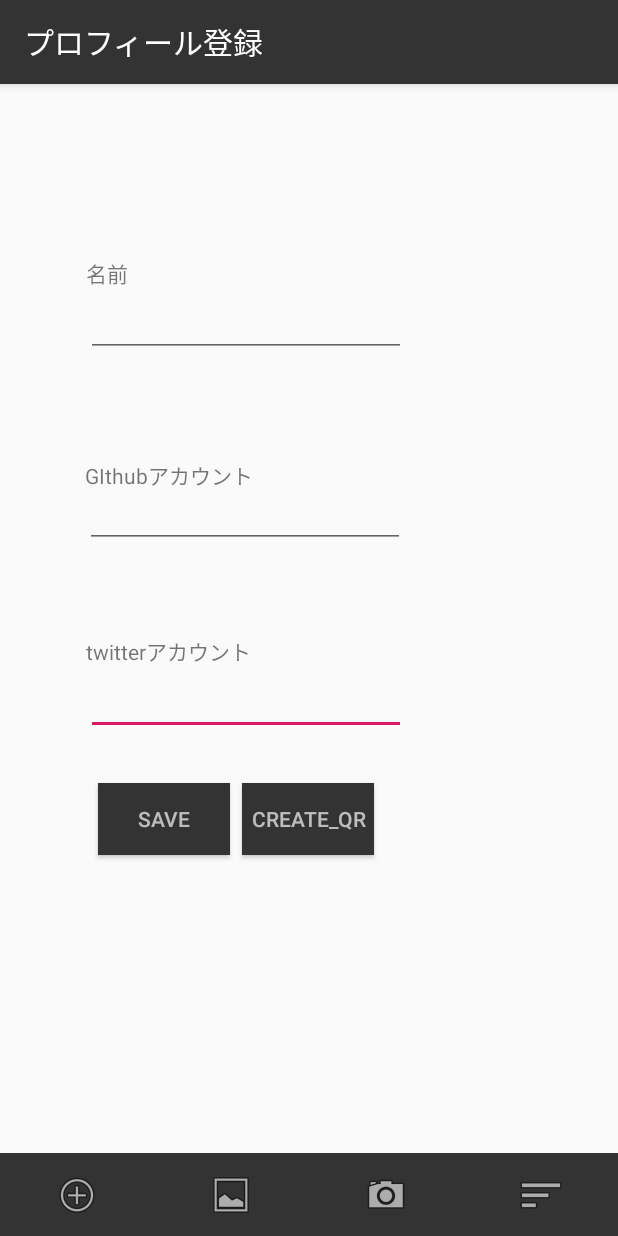
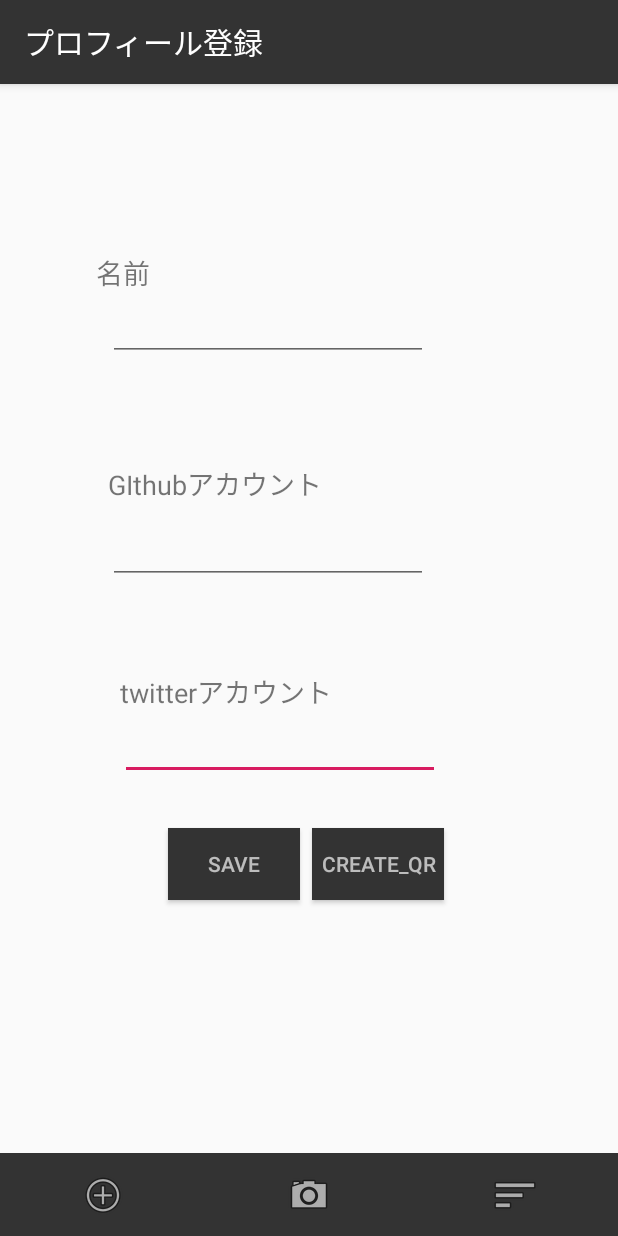
Before and after one commit to ShogoNakamura21/19dojo_and-master, an Android app: the screen it shows after launch (MainActivity), on a phone screen of 412 x 824 dp. Run offline under Robolectric (Android 15) with nearby library versions, the phone set to English and light mode, and no system bars; our stand-ins replace Room's generated code.

Commit message:
8/14 18:00

```diff
--- a/app/src/main/java/jp/co/cyberagent/dojo2019/MainActivity.kt
+++ b/app/src/main/java/jp/co/cyberagent/dojo2019/MainActivity.kt
@@ -14,11 +14,31 @@ import com.google.zxing.integration.android.IntentIntegrator
 import kotlinx.android.synthetic.main.activity_main.*
 import kotlin.concurrent.thread
 
-class MainActivity : AppCompatActivity() {
+class MainActivity : AppCompatActivity() , QRcodeFragment.Listner {
+
+    override fun move_to_qr(url: String) {
+
+        //Qrcodeフラグメントにurlを渡す
+            val bundle = Bundle()
+            // Key/Pairの形で値をセットする
+            bundle.putString("Url", url)
+            // Fragmentに値をセットする
+            val fragment = QRcodeFragment()
+            fragment.setArguments(bundle)
+
+            val fragmentManager = this.getSupportFragmentManager()
+            val fragmentTransaction = fragmentManager.beginTransaction()
+            fragmentTransaction.replace(R.id.container, fragment)
+                .addToBackStack(null)
+                .commit()
+
+
+    }
 
 
     var db:AppDatabase? = null
     var user = User()//uri用に追加
+
 
     override fun onCreate(savedInstanceState: Bundle?) {
         super.onCreate(savedInstanceState)
@@ -88,7 +108,7 @@ class MainActivity : AppCompatActivity() {
 
 
         //下のツールバー
-        //登録ボタンは飾り（プロフィール登録のフラグメントを表示）
+        //プロフィール登録のフラグメントを表示
         button_regist.setOnClickListener{
             val fragment = MainFragment()
             val fragmentManager = this.getSupportFragmentManager()
@@ -99,7 +119,7 @@ class MainActivity : AppCompatActivity() {
         }
 
 
-        button_profile.setOnClickListener {//プロフィール一覧のフラグメントに遷移
+        button_profile.setOnClickListener {//プロフィール一覧のフラグメントを表示
             val fragment = ProfileFragment()
             val fragmentManager = this.getSupportFragmentManager()
             val fragmentTransaction = fragmentManager.beginTransaction()
@@ -111,14 +131,23 @@ class MainActivity : AppCompatActivity() {
         }
 
 
-        button_myQR.setOnClickListener{
-            val fragment = QRcodeFragment()
-            val fragmentManager = this.getSupportFragmentManager()
-            val fragmentTransaction = fragmentManager.beginTransaction()
-            fragmentTransaction.replace(R.id.container, fragment)
-                .addToBackStack(null)
-                .commit()
-        }
+        //button_myQR.setOnClickListener{//QRcodeのフラグメントを表示
+
+//            //Qrcodeフラグメントにurlを渡す
+//            val bundle = Bundle()
+//            // Key/Pairの形で値をセットする
+//            bundle.putString("Url", url)
+//            // Fragmentに値をセットする
+//            val fragment = QRcodeFragment()
+//            fragment.setArguments(bundle)
+
+//            val fragment = QRcodeFragment()
+//            val fragmentManager = this.getSupportFragmentManager()
+//            val fragmentTransaction = fragmentManager.beginTransaction()
+//            fragmentTransaction.replace(R.id.container, fragment)
+//                .addToBackStack(null)
+//                .commit()
+        //}
 
 
         qr_camera.setOnClickListener {//QRコードを読み取るカメラを起動
@@ -128,6 +157,7 @@ class MainActivity : AppCompatActivity() {
     }
 
     fun save(user_data:String){//読み取ったデータを保存する処理
+        db = AppDatabase.get(this)//databaseに入っている全てのデータを呼び出し
 
         //uri用に追加urlを変換
         val result = Uri.parse(user_data)
--- a/app/src/main/java/jp/co/cyberagent/dojo2019/UserDao.kt
+++ b/app/src/main/java/jp/co/cyberagent/dojo2019/UserDao.kt
@@ -11,6 +11,11 @@ interface UserDao {//コピペ
     // シンプルなSELECTクエリ
     @Query("SELECT * FROM user")
     fun getAll(): List<User>
+
+
+    //削除用に追加
+    @Query("DELETE FROM user WHERE uid = :id")
+    fun deleteSelect(id: Int)
 
 //    // メソッドの引数をSQLのパラメーターにマッピングするには :引数名 と書く
 //    @Query("SELECT * FROM user WHERE uid IN (:userIds)")
--- a/app/src/main/res/drawable/customborder.xml
+++ b/app/src/main/res/drawable/customborder.xml
@@ -2,9 +2,9 @@
 
 <shape xmlns:android="http://schemas.android.com/apk/res/android" android:shape="rectangle">
 
-    <corners android:radius="20dp"/>
+    <corners android:radius="1dp"/><!--20dp-->
 
-    <padding android:left="10dp" android:right="10dp" android:top="10dp" android:bottom="10dp"/>
+    <padding android:left="5dp" android:right="5dp" android:top="5dp" android:bottom="5dp"/><!--top,bottom=10dp-->
 
     <stroke android:width="2dp" android:color="#CCCCCC"/>
 
--- a/app/src/main/res/layout/activity_main.xml
+++ b/app/src/main/res/layout/activity_main.xml
@@ -19,10 +19,6 @@
                 tools:layout_editor_absoluteX="7dp"/>
         <ImageButton
                 android:layout_width="wrap_content"
-                android:layout_height="55dp" app:srcCompat="@android:drawable/ic_menu_gallery"
-                android:id="@+id/button_myQR" android:layout_weight="1" android:background="#333333"/>
-        <ImageButton
-                android:layout_width="wrap_content"
                 android:layout_height="55dp" app:srcCompat="@android:drawable/ic_menu_camera"
                 android:id="@+id/qr_camera" android:layout_weight="1" android:visibility="visible"
                 android:background="#333333"/>
--- a/app/src/main/res/layout/fragment_main.xml
+++ b/app/src/main/res/layout/fragment_main.xml
@@ -12,8 +12,8 @@
             android:id="@+id/button_save"
             android:layout_marginTop="32dp"
             app:layout_constraintTop_toBottomOf="@+id/editTextTwi"
-            app:layout_constraintStart_toStartOf="@+id/editTextTwi" android:layout_marginStart="8dp"
-            android:background="#333333" android:textColor="#ADFFFFFF"/>
+            android:background="#333333" android:textColor="#ADFFFFFF" android:layout_marginStart="32dp"
+            app:layout_constraintStart_toStartOf="@+id/editTextTwi"/>
     <EditText
             android:layout_width="wrap_content"
             android:layout_height="wrap_content"
@@ -27,9 +27,9 @@
             android:layout_width="wrap_content"
             android:layout_height="wrap_content"
             android:id="@+id/textView8"
-            app:layout_constraintStart_toStartOf="parent" android:layout_marginTop="58dp"
-            android:layout_marginStart="49dp"
-            app:layout_constraintTop_toBottomOf="@+id/editTextGit"/>
+            app:layout_constraintStart_toStartOf="@+id/textView7" android:layout_marginTop="58dp"
+            android:layout_marginStart="8dp"
+            app:layout_constraintTop_toBottomOf="@+id/editTextGit" android:textSize="18sp"/>
     <EditText
             android:layout_width="wrap_content"
             android:layout_height="wrap_content"
@@ -37,15 +37,17 @@
             android:text="@string/profile_git_input"
             android:ems="10"
             android:id="@+id/editTextGit"
-            app:layout_constraintTop_toTopOf="@+id/textView7" app:layout_constraintStart_toStartOf="@+id/textView7"
-            android:layout_marginTop="14dp"/>
+            app:layout_constraintStart_toStartOf="@+id/textView7"
+            android:layout_marginTop="8dp" app:layout_constraintTop_toBottomOf="@+id/textView7"/>
     <TextView
             android:text="@string/profile_git"
             android:layout_width="wrap_content"
             android:layout_height="wrap_content"
             android:id="@+id/textView7"
-            app:layout_constraintStart_toStartOf="@+id/editTextName" android:layout_marginTop="68dp"
-            app:layout_constraintTop_toBottomOf="@+id/editTextName" app:layout_constraintEnd_toEndOf="@+id/textView8"/>
+            android:layout_marginTop="68dp"
+            app:layout_constraintTop_toBottomOf="@+id/editTextName"
+            android:textSize="18sp" android:layout_marginStart="8dp"
+            app:layout_constraintStart_toStartOf="@+id/textView6"/>
     <EditText
             android:layout_width="wrap_content"
             android:layout_height="wrap_content"
@@ -53,14 +55,15 @@
             android:ems="10"
             android:id="@+id/editTextName"
             android:text="@string/profile_name_input"
-            app:layout_constraintStart_toStartOf="@+id/textView6" app:layout_constraintTop_toBottomOf="@+id/textView6"/>
+            app:layout_constraintStart_toStartOf="@+id/textView6" app:layout_constraintTop_toBottomOf="@+id/textView6"
+            android:textColor="@android:color/white" android:layout_marginStart="8dp"/>
     <TextView
             android:text="@string/profile_name"
             android:layout_width="wrap_content"
             android:layout_height="wrap_content"
             android:id="@+id/textView6"
             app:layout_constraintTop_toTopOf="parent" app:layout_constraintStart_toStartOf="parent"
-            android:layout_marginTop="107dp" android:layout_marginStart="49dp"/>
+            android:layout_marginTop="104dp" android:layout_marginStart="56dp" android:textSize="18sp"/>
     <Button
             android:text="@string/create_Qr"
             android:layout_width="wrap_content"
--- a/app/src/main/res/layout/profile_cell.xml
+++ b/app/src/main/res/layout/profile_cell.xml
@@ -12,7 +12,7 @@
     <LinearLayout
             android:orientation="horizontal"
             android:layout_width="wrap_content"
-            android:layout_height="match_parent">
+            android:layout_height="132dp">
         <LinearLayout
                 android:orientation="vertical"
                 android:layout_width="match_parent"
--- a/app/src/main/res/values/colors.xml
+++ b/app/src/main/res/values/colors.xml
@@ -3,4 +3,5 @@
     <color name="colorPrimary">#333333</color><!--初期の色#008577　アクションバーの色-->
     <color name="colorPrimaryDark">#00574B</color>
     <color name="colorAccent">#D81B60</color>
+    <color name="textBackground">#60FFFFFF</color>
 </resources>
```
Also changed, not shown: app/src/main/java/jp/co/cyberagent/dojo2019/Deeplink.kt (+42 -1 lines), app/src/main/java/jp/co/cyberagent/dojo2019/MainFragment.kt (+17 -4 lines), app/src/main/java/jp/co/cyberagent/dojo2019/ProfileFragment.kt (+7 -1 lines), app/src/main/java/jp/co/cyberagent/dojo2019/QRcodeFragment.kt (+17 -3 lines), app/src/main/res/layout/activity_web_view.xml (+6 -5 lines), app/src/main/res/layout/fragment_profile.xml (+5 -4 lines).
